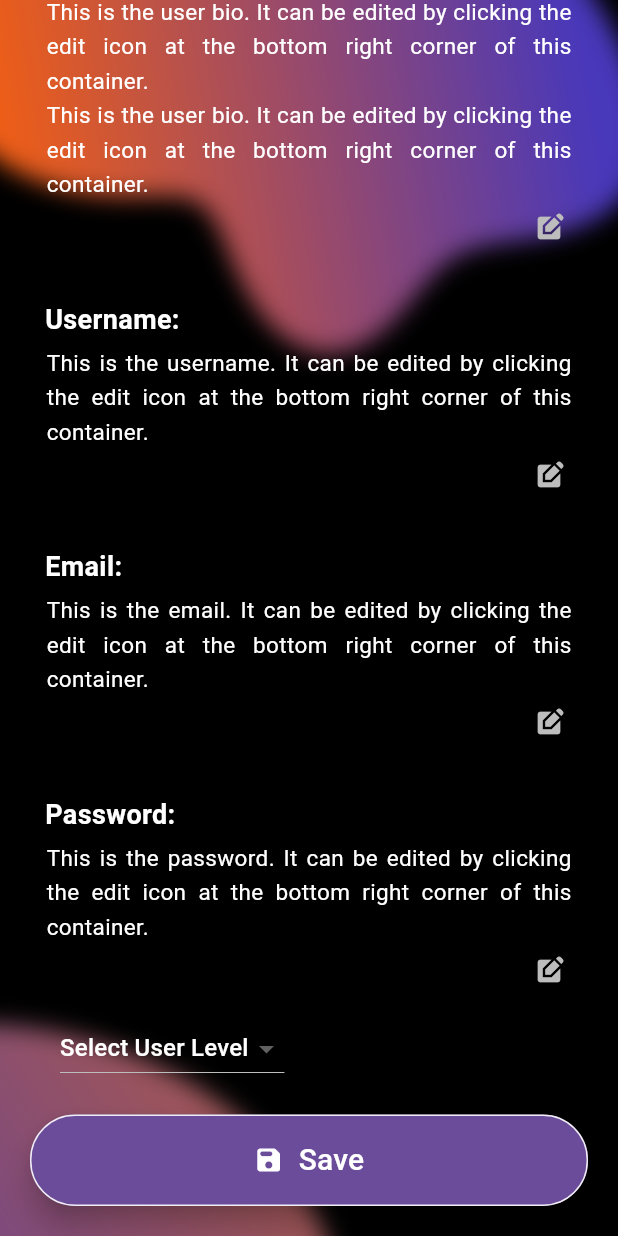
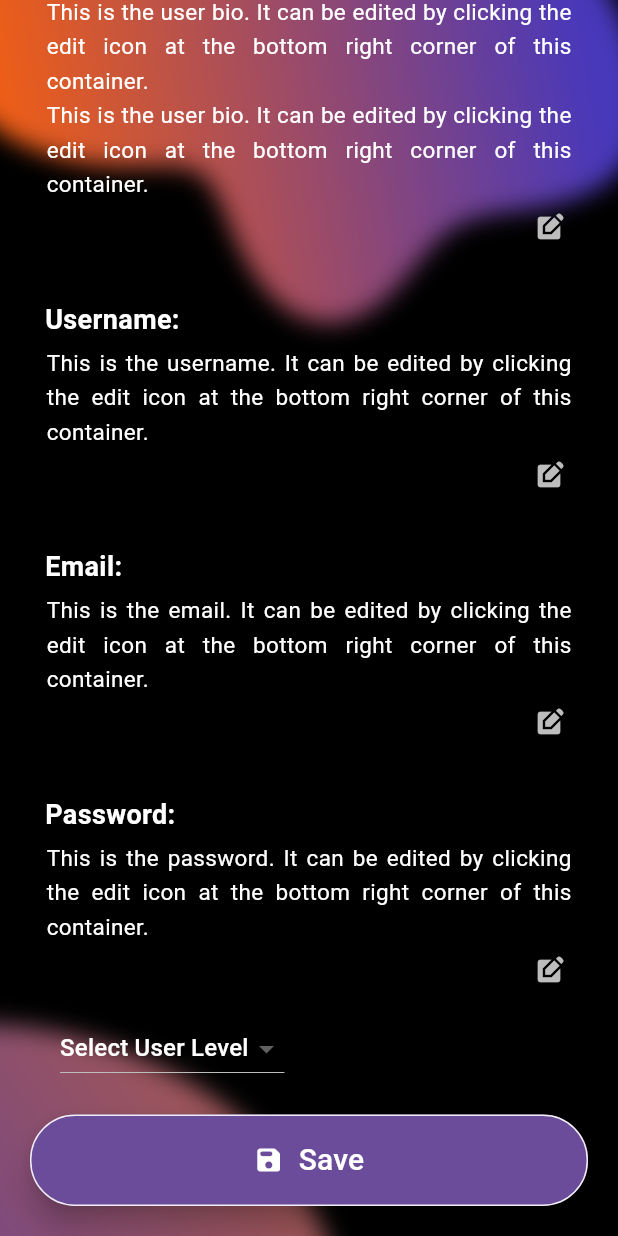
Before and after one commit to GavCoder/aperture, a Flutter app: the screen it shows after launch, scrolled down 352 dp, on a phone screen of 412 x 824 dp. Run offline on Flutter 3.47's test engine with Material 3 defaults, Android fonts, the phone set to English and light mode, and no system bars; our stand-ins replace flutter_svg; network calls fail; Roboto replaces fonts that are missing (Poppins).

Commit message:
Modified the profile screen by replacing text editing containers with textfields, made the icon buttons functional, added blobs, added & modified the save button, and added the add post screen

```diff
--- a/lib/screens/profile_screen.dart
+++ b/lib/screens/profile_screen.dart
@@ -16,7 +16,7 @@ class ProfileScreen extends StatelessWidget {
           const Blobs(
             blobPath: 'assets/blobs/blob1.svg',
             svgWidth: 490,
-            topPosition: -260,
+            topPosition: -280,
             leftPosition: -50,
           ),
           const Blobs(
@@ -89,7 +89,7 @@ class ProfileScreen extends StatelessWidget {
                           icon: Icon(
                             Icons.add_a_photo_rounded,
                             color: Colors.grey[200],
-                            size: 25,
+                            size: 30,
                           ),
                         ),
                       ],
```
